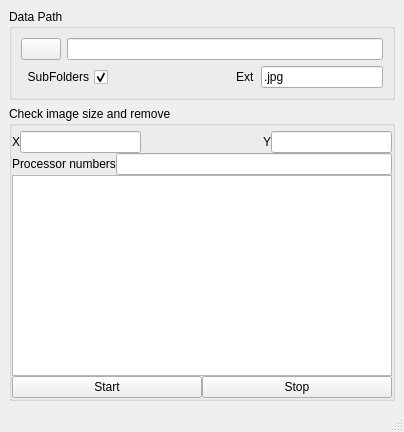
Before: the Qt Designer form main.ui in KongGuRE/Simple-image-process, drawn with Qt 5.
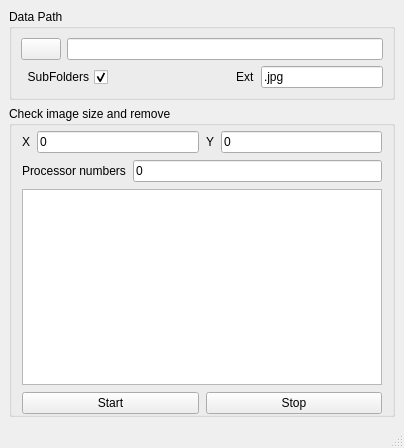
After: the same form once the commit is applied.

Patch:
```diff
--- a/main.ui
+++ b/main.ui
@@ -7,7 +7,7 @@
     <x>0</x>
     <y>0</y>
     <width>404</width>
-    <height>432</height>
+    <height>448</height>
    </rect>
   </property>
   <property name="windowTitle">
@@ -107,6 +107,21 @@
        </property>
        <item row="0" column="0">
         <layout class="QVBoxLayout" name="verticalLayout">
+         <property name="spacing">
+          <number>7</number>
+         </property>
+         <property name="leftMargin">
+          <number>10</number>
+         </property>
+         <property name="topMargin">
+          <number>0</number>
+         </property>
+         <property name="rightMargin">
+          <number>10</number>
+         </property>
+         <property name="bottomMargin">
+          <number>0</number>
+         </property>
          <item>
           <layout class="QHBoxLayout" name="horizontalLayout_2">
            <item>
@@ -117,20 +132,11 @@
             </widget>
            </item>
            <item>
-            <widget class="QLineEdit" name="le_x_size"/>
-           </item>
-           <item>
-            <spacer name="horizontalSpacer_2">
-             <property name="orientation">
-              <enum>Qt::Horizontal</enum>
+            <widget class="QLineEdit" name="le_x_size">
+             <property name="text">
+              <string>0</string>
              </property>
-             <property name="sizeHint" stdset="0">
-              <size>
-               <width>40</width>
-               <height>20</height>
-              </size>
-             </property>
-            </spacer>
+            </widget>
            </item>
            <item>
             <widget class="QLabel" name="label_3">
@@ -140,7 +146,11 @@
             </widget>
            </item>
            <item>
-            <widget class="QLineEdit" name="le_y_size"/>
+            <widget class="QLineEdit" name="le_y_size">
+             <property name="text">
+              <string>0</string>
+             </property>
+            </widget>
            </item>
           </layout>
          </item>
@@ -156,7 +166,7 @@
            <item>
             <widget class="QLineEdit" name="le_Processor_numbers">
              <property name="text">
-              <string/>
+              <string>0</string>
              </property>
             </widget>
            </item>
```
Left out of the diff: 2 changed lines with no effect on the pictures.
